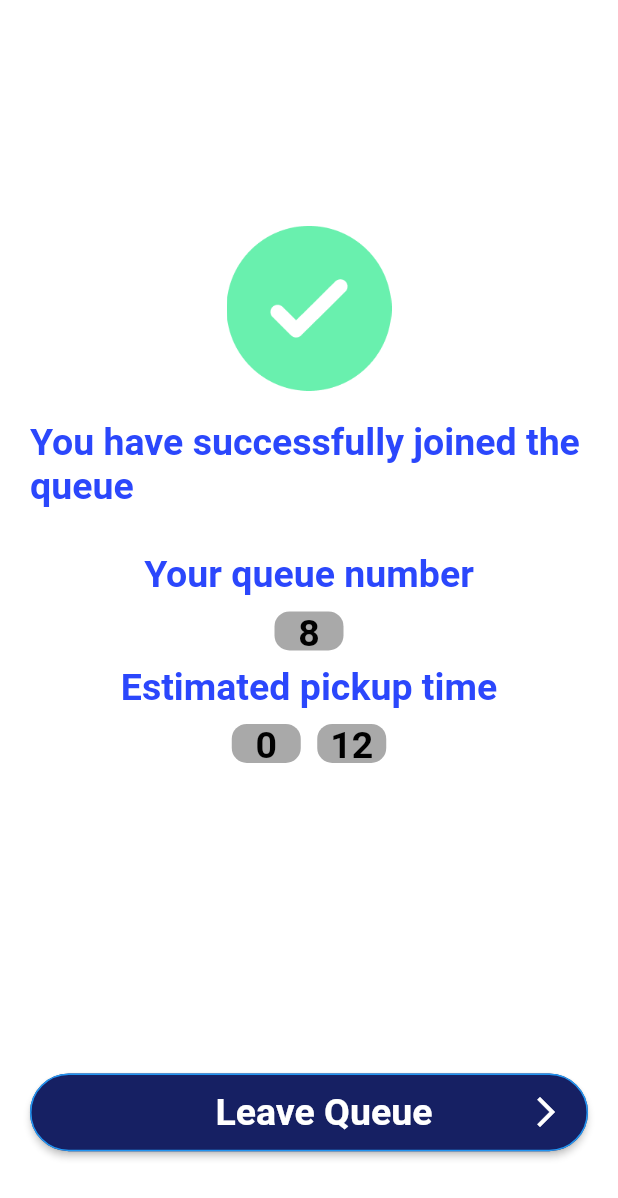
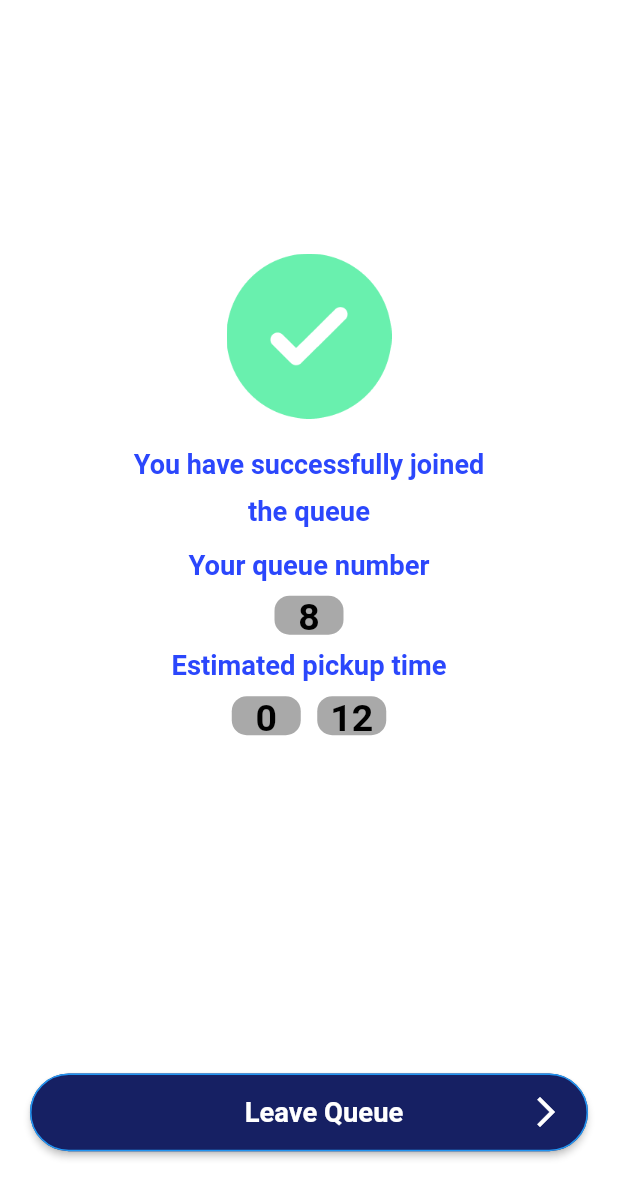
Before and after one commit to Teewhydot/one_go_appp, a Flutter app: the QueueSuccessfull screen opened by its route, on a phone screen of 412 x 824 dp. Shown: the top 1198 px of the screen. Run offline on Flutter 3.47's test engine with Material 2 defaults, Android fonts, the phone set to English and light mode, and no system bars; our stand-ins replace date_time_picker, dropdown_button2, figma_squircle, flutter_screenutil, form_field_validator, google_maps_flutter and 3 more.

Commit message:
More optimizations in responsiveness

```diff
--- a/lib/custom_widgets/user_interface_widgets/custom_bottom_sheet.dart
+++ b/lib/custom_widgets/user_interface_widgets/custom_bottom_sheet.dart
@@ -36,6 +36,7 @@ class _GoogleMapsBottomSheetState extends State<GoogleMapsBottomSheet> {
               child: Padding(
                 padding: const EdgeInsets.all(15.0),
                 child: Row(
+                  mainAxisAlignment: MainAxisAlignment.center,
                   children: const [
                     Icon(
                       Icons.bolt,
@@ -105,6 +106,7 @@ class _GoogleMapsBottomSheetState extends State<GoogleMapsBottomSheet> {
                         'Check in',
                         style: boldWhiteStyle,
                       )),
+                  addVerticalSpacing(50),
                 ],
               ),
             ),
--- a/lib/main.dart
+++ b/lib/main.dart
@@ -40,7 +40,7 @@ class _MyAppState extends State<MyApp> {
       designSize: const Size(375, 812),
       builder: (_) => MaterialApp(
         debugShowCheckedModeBanner: false,
-        initialRoute: QueueSuccessfull.id,
+        initialRoute: WelcomePage.id,
         routes: {
           WelcomePage.id: (context) => const WelcomePage(),
           SignInPage.id: (context) => const SignInPage(),
--- a/lib/views/no_shuttle.dart
+++ b/lib/views/no_shuttle.dart
@@ -11,8 +11,8 @@ class NoShuttleScreen extends StatelessWidget {
   Widget build(BuildContext context) {
     return Scaffold(
       backgroundColor: whiteColor,
-      body: Column(
-        mainAxisAlignment: MainAxisAlignment.start,
+      body: SafeArea(
+        child: ListView(
           children: [
             addVerticalSpacing(50),
             Image.asset(Assets.figmaPngsNoAvailableBus),
@@ -44,6 +44,7 @@ class NoShuttleScreen extends StatelessWidget {
             )
           ],
         ),
+      ),
     );
   }
 }
--- a/lib/views/queue_successful.dart
+++ b/lib/views/queue_successful.dart
@@ -1,4 +1,5 @@
 import 'package:flutter/material.dart';
+import 'package:flutter_screenutil/flutter_screenutil.dart';
 import 'package:one_go_app/custom_widgets/functionality/constants.dart';
 import 'package:one_go_app/custom_widgets/user_interface_widgets/reusable_button.dart';
 import 'package:one_go_app/generated/assets.dart';
@@ -24,28 +25,36 @@ class QueueSuccessfull extends StatelessWidget {
                   height: 110,
                   width: 110,
                 )),
-                const Padding(
-                  padding: EdgeInsets.all(20.0),
+                Padding(
+                  padding: const EdgeInsets.only(
+                      left: 20, right: 20, top: 20, bottom: 5),
                   child: Text(
-                    'You have successfully joined the queue',
-                    style: boldBlueStyle,
+                    'You have successfully joined',
+                    style: boldBlueStyle.copyWith(fontSize: 18),
                   ),
                 ),
-                const Padding(
-                  padding: EdgeInsets.all(10.0),
+                Padding(
+                  padding: const EdgeInsets.all(5.0),
+                  child: Text(
+                    'the queue',
+                    style: boldBlueStyle.copyWith(fontSize: 18.sp),
+                  ),
+                ),
+                Padding(
+                  padding: const EdgeInsets.all(10.0),
                   child: Text(
                     'Your queue number',
-                    style: boldBlueStyle,
+                    style: boldBlueStyle.copyWith(fontSize: 18.sp),
                   ),
                 ),
                 const TimerContainer(
                   value: 8,
                 ),
-                const Padding(
-                  padding: EdgeInsets.all(10.0),
+                Padding(
+                  padding: const EdgeInsets.all(10.0),
                   child: Text(
                     'Estimated pickup time',
-                    style: boldBlueStyle,
+                    style: boldBlueStyle.copyWith(fontSize: 18.sp),
                   ),
                 ),
                 Row(
@@ -64,9 +73,9 @@ class QueueSuccessfull extends StatelessWidget {
             child: Padding(
               padding: const EdgeInsets.all(20.0),
               child: ReusableButton(
-                  const Text(
+                  Text(
                     'Leave Queue',
-                    style: boldWhiteStyle,
+                    style: boldWhiteStyle.copyWith(fontSize: 18.sp),
                   ),
                   () {},
                   blueColor),
```
Lines whose indentation alone changed are shown as unchanged.
